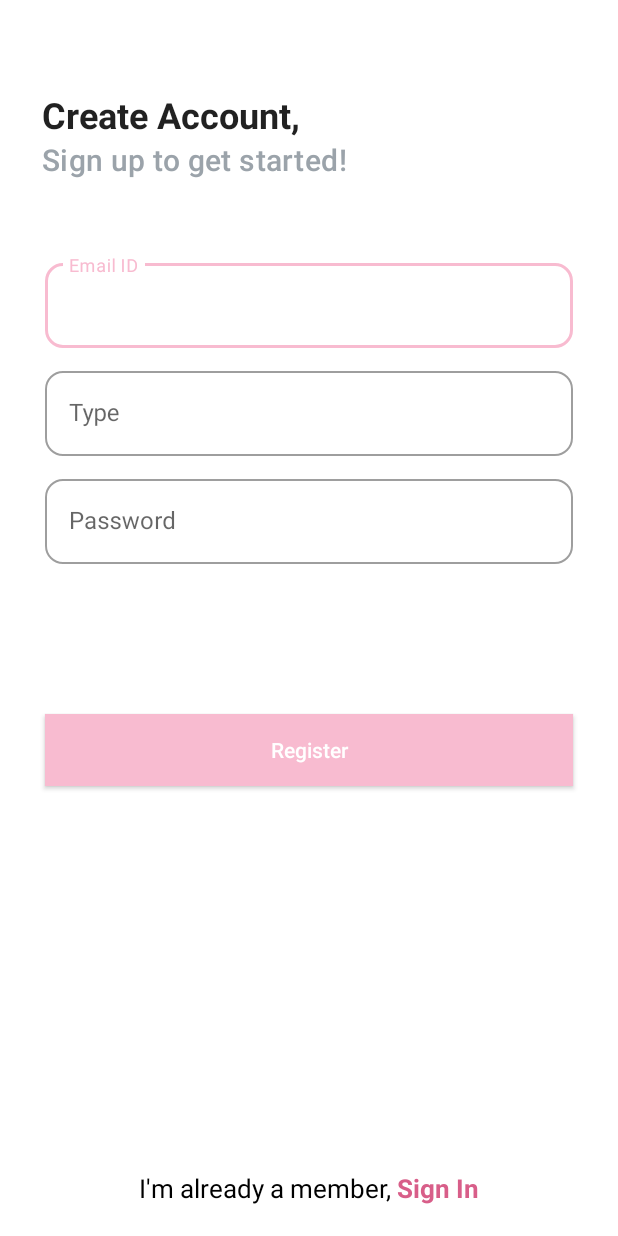
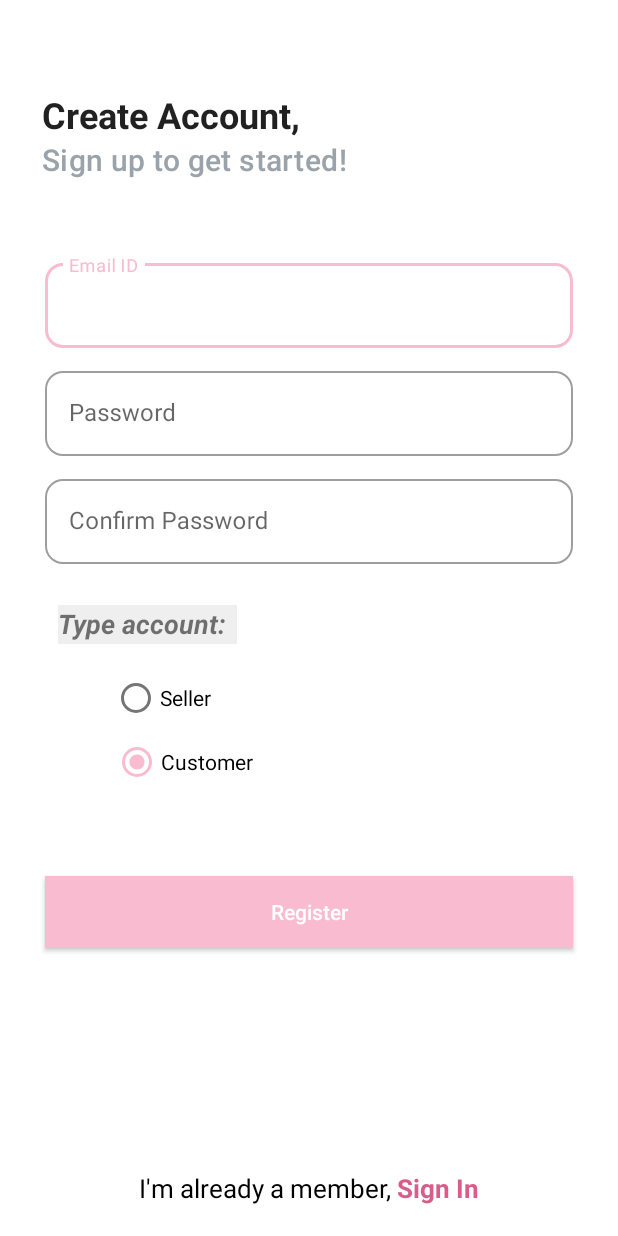
Before and after one commit to ngochai-hcmus/WinXEnchantixShop, an Android app: the RegisterActivity screen opened directly, with no data from a screen before it, on a phone screen of 412 x 824 dp. Run offline under Robolectric (Android 15) with nearby library versions, the light colour scheme and no system bars; our stand-ins replace Firebase (no records; nobody signed in at launch, a user with empty details on screens opened directly).

Commit message:
Update register UI

```diff
--- a/app/src/main/res/layout/activity_register.xml
+++ b/app/src/main/res/layout/activity_register.xml
@@ -20,7 +20,6 @@
 
         />
 
-
     <TextView
         android:id="@+id/register_sub"
         android:layout_width="wrap_content"
@@ -33,7 +32,7 @@
         app:layout_constraintTop_toBottomOf="@+id/register_welcome" />
 
     <com.google.android.material.textfield.TextInputLayout
-        android:id="@+id/register_input_full_name"
+        android:id="@+id/register_input_email"
         style="@style/Widget.MaterialComponents.TextInputLayout.OutlinedBox"
         android:layout_width="0dp"
         android:layout_height="wrap_content"
@@ -52,38 +51,12 @@
         <com.google.android.material.textfield.TextInputEditText
             android:layout_width="match_parent"
             android:layout_height="wrap_content"
-            android:inputType="textEmailAddress"
-            />
+            android:inputType="textEmailAddress" />
 
     </com.google.android.material.textfield.TextInputLayout>
 
     <com.google.android.material.textfield.TextInputLayout
-        android:id="@+id/register_input_email"
-        style="@style/Widget.MaterialComponents.TextInputLayout.OutlinedBox"
-        android:layout_width="0dp"
-        android:layout_height="wrap_content"
-        android:layout_marginLeft="30dp"
-        android:layout_marginTop="10dp"
-        android:layout_marginRight="30dp"
-        android:hint="Type"
-        app:boxCornerRadiusBottomEnd="12dp"
-        app:boxCornerRadiusBottomStart="12dp"
-        app:boxCornerRadiusTopEnd="12dp"
-        app:boxCornerRadiusTopStart="12dp"
-        app:layout_constraintEnd_toEndOf="parent"
-        app:layout_constraintStart_toStartOf="parent"
-        app:layout_constraintTop_toBottomOf="@+id/register_input_full_name">
-
-        <com.google.android.material.textfield.TextInputEditText
-            android:layout_width="match_parent"
-            android:layout_height="wrap_content"
-            android:inputType="text"
-            />
-
-    </com.google.android.material.textfield.TextInputLayout>
-
-    <com.google.android.material.textfield.TextInputLayout
-        android:id="@+id/register_psw_field"
+        android:id="@+id/register_password"
         style="@style/Widget.MaterialComponents.TextInputLayout.OutlinedBox"
         android:layout_width="0dp"
         android:layout_height="wrap_content"
@@ -102,26 +75,76 @@
         <com.google.android.material.textfield.TextInputEditText
             android:layout_width="match_parent"
             android:layout_height="wrap_content"
+            android:inputType="text" />
+
+    </com.google.android.material.textfield.TextInputLayout>
+
+    <com.google.android.material.textfield.TextInputLayout
+        android:id="@+id/register_confirm_password"
+        style="@style/Widget.MaterialComponents.TextInputLayout.OutlinedBox"
+        android:layout_width="0dp"
+        android:layout_height="wrap_content"
+        android:layout_marginLeft="30dp"
+        android:layout_marginTop="10dp"
+        android:layout_marginRight="30dp"
+        android:hint="Confirm Password"
+        app:boxCornerRadiusBottomEnd="12dp"
+        app:boxCornerRadiusBottomStart="12dp"
+        app:boxCornerRadiusTopEnd="12dp"
+        app:boxCornerRadiusTopStart="12dp"
+        app:layout_constraintEnd_toEndOf="parent"
+        app:layout_constraintStart_toStartOf="parent"
+        app:layout_constraintTop_toBottomOf="@+id/register_password">
+
+        <com.google.android.material.textfield.TextInputEditText
+            android:layout_width="match_parent"
+            android:layout_height="wrap_content"
             android:inputType="textPassword" />
 
     </com.google.android.material.textfield.TextInputLayout>
 
+    <TextView
+        android:id="@+id/textView3"
+        android:layout_width="119dp"
+        android:layout_height="26dp"
+        android:text="Type account:"
+        android:textSize="18dp"
+        android:textStyle="bold|italic"
+        android:background="@color/grey"
+        app:layout_constraintBottom_toBottomOf="@+id/register_button"
+        app:layout_constraintEnd_toEndOf="parent"
+        app:layout_constraintHorizontal_bias="0.133"
+        app:layout_constraintStart_toStartOf="parent"
+        app:layout_constraintTop_toBottomOf="@+id/register_confirm_password"
+        app:layout_constraintVertical_bias="0.119" />
+
+    <RadioGroup
+        android:id="@+id/Type_account"
+        android:layout_width="wrap_content"
+        android:layout_height="wrap_content"
+        app:layout_constraintBottom_toTopOf="@+id/register_button"
+        app:layout_constraintEnd_toEndOf="parent"
+        app:layout_constraintStart_toStartOf="parent"
+        app:layout_constraintTop_toBottomOf="@+id/textView3">
+
+    </RadioGroup>
 
     <androidx.appcompat.widget.AppCompatButton
         android:id="@+id/register_button"
         android:layout_width="0dp"
         android:layout_height="wrap_content"
         android:layout_marginStart="30dp"
-        android:layout_marginTop="100dp"
+        android:layout_marginTop="208dp"
         android:layout_marginEnd="30dp"
         android:background="@color/pink"
         android:text="Register"
         android:textAllCaps="false"
         android:textColor="@color/white"
         app:layout_constraintEnd_toEndOf="parent"
-        app:layout_constraintHorizontal_bias="1.0"
+        app:layout_constraintHorizontal_bias="0.0"
         app:layout_constraintStart_toStartOf="parent"
-        app:layout_constraintTop_toBottomOf="@id/register_psw_field" />
+        app:layout_constraintTop_toBottomOf="@id/register_confirm_password"
+        tools:ignore="TextContrastCheck" />
 
     <TextView
         android:id="@+id/text_already_user"
@@ -148,6 +171,36 @@
         android:textStyle="bold"
         app:layout_constraintBottom_toBottomOf="parent"
         app:layout_constraintEnd_toEndOf="parent"
-        app:layout_constraintStart_toEndOf="@+id/text_already_user" />
+        app:layout_constraintStart_toEndOf="@+id/text_already_user"
+        tools:ignore="TouchTargetSizeCheck" />
+
+    <RadioButton
+        android:id="@+id/type_seller"
+        android:layout_width="93dp"
+        android:layout_height="31dp"
+        android:layout_onClick="checkBtn"
+        android:text="Seller"
+        app:layout_constraintBottom_toTopOf="@+id/type_customer"
+        app:layout_constraintEnd_toEndOf="parent"
+        app:layout_constraintHorizontal_bias="0.235"
+        app:layout_constraintStart_toStartOf="parent"
+        app:layout_constraintTop_toBottomOf="@+id/textView3"
+        app:layout_constraintVertical_bias="0.645"
+        tools:ignore="TouchTargetSizeCheck" />
+
+    <RadioButton
+        android:id="@+id/type_customer"
+        android:layout_width="110dp"
+        android:layout_height="33dp"
+        android:layout_onClick="checkBtn"
+        android:checked="true"
+        android:text="Customer"
+        app:layout_constraintBottom_toTopOf="@+id/register_button"
+        app:layout_constraintEnd_toEndOf="parent"
+        app:layout_constraintHorizontal_bias="0.249"
+        app:layout_constraintStart_toStartOf="parent"
+        app:layout_constraintTop_toBottomOf="@+id/textView3"
+        app:layout_constraintVertical_bias="0.512"
+        tools:ignore="TouchTargetSizeCheck" />
 
 </androidx.constraintlayout.widget.ConstraintLayout>
```
